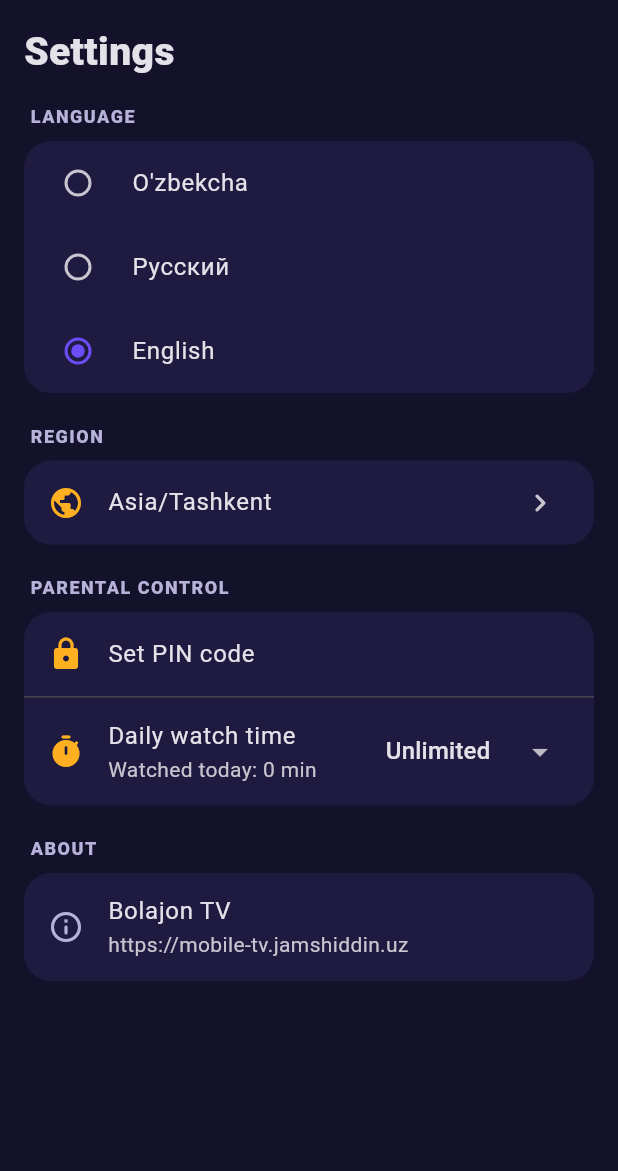
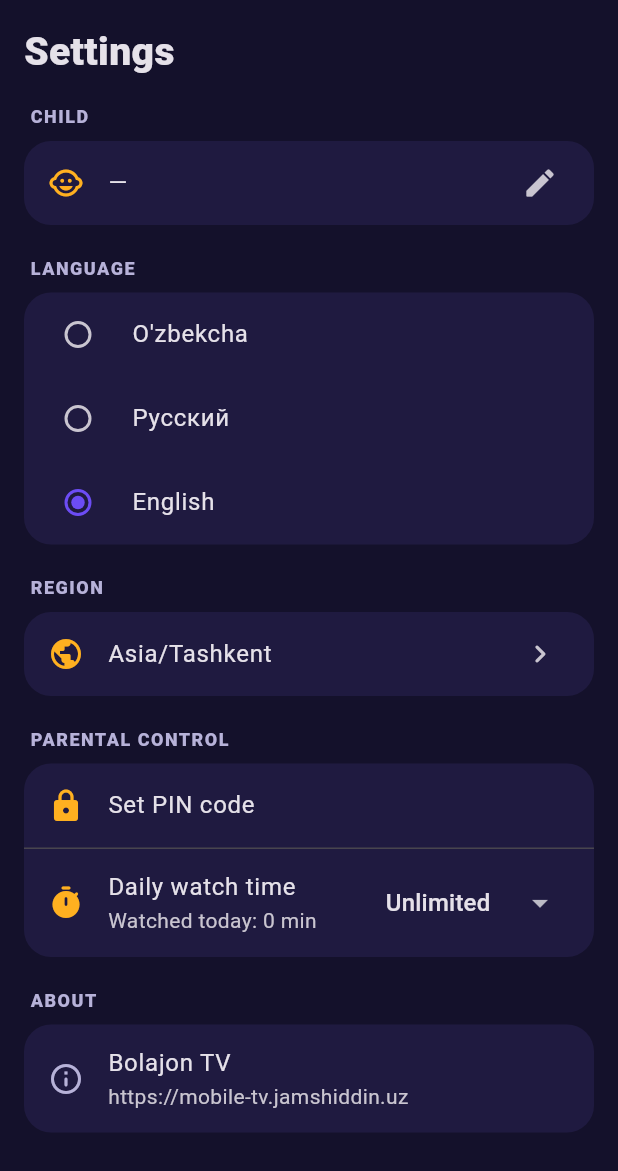
Before and after one commit to jama050690/Mobile_tv_kids, a Flutter app: the SettingsScreen widget shown alone on an empty page, opened directly, after a tap on "Русский", after a tap on "English", on a phone screen of 412 x 824 dp. Shown: the top 1171 px of the screen. Run offline on Flutter 3.47's test engine with Material 3 defaults, Android fonts, the phone set to English and light mode, and no system bars; our stand-ins replace flutter_timezone, shared_preferences, video_player, wakelock_plus; accounts and stored records are empty; network calls fail.

Commit message:
Loyihani miobile qismi boshlandi!!!

```diff
--- a/mobile/lib/main.dart
+++ b/mobile/lib/main.dart
@@ -93,7 +93,12 @@ class _KidsTvAppState extends State<KidsTvApp> with WidgetsBindingObserver {
       title: settings.s.t('appName'),
       debugShowCheckedModeBanner: false,
       theme: AppTheme.dark,
-      home: settings.onboarded ? const HomeShell() : const OnboardingScreen(),
+      // TV'ga kirishdan oldin: onboarding -> bolajon ismi/yoshi -> efir
+      home: !settings.onboarded
+          ? const OnboardingScreen()
+          : !settings.hasChild
+              ? const ChildSetupScreen()
+              : const HomeShell(),
     );
   }
 }
--- a/mobile/lib/screens/settings_screen.dart
+++ b/mobile/lib/screens/settings_screen.dart
@@ -5,6 +5,7 @@ import '../config.dart';
 import '../l10n/strings.dart';
 import '../state/settings_store.dart';
 import '../theme.dart';
+import '../widgets/child_form.dart';
 import '../widgets/pin_dialog.dart';
 import 'onboarding_screen.dart';
 
@@ -24,6 +25,36 @@ class SettingsScreen extends StatelessWidget {
       child: ListView(padding: const EdgeInsets.all(16), children: [
         Text(s.t('settings'), style: const TextStyle(fontSize: 26, fontWeight: FontWeight.w900)),
         const SizedBox(height: 16),
+
+        // ---------------- Bolajon ----------------
+        _section(s.t('child')),
+        Card(
+          child: ListTile(
+            leading: const Icon(Icons.child_care_rounded, color: AppTheme.accent),
+            title: Text(st.childName.isEmpty ? '—' : st.childName),
+            subtitle: st.childAge != null ? Text(s.f('ageYears', {'n': st.childAge!})) : null,
+            trailing: const Icon(Icons.edit_rounded),
+            onTap: () => showModalBottomSheet<void>(
+              context: context,
+              isScrollControlled: true,
+              builder: (ctx) => Padding(
+                // Klaviatura ochilganda forma yopilib qolmasin
+                padding: EdgeInsets.fromLTRB(24, 24, 24, 24 + MediaQuery.of(ctx).viewInsets.bottom),
+                child: ChildForm(
+                  s: s,
+                  buttonLabel: s.t('save'),
+                  initialName: st.childName,
+                  initialAge: st.childAge,
+                  onSubmit: (name, age) async {
+                    await st.setChild(name: name, age: age);
+                    if (ctx.mounted) Navigator.pop(ctx);
+                  },
+                ),
+              ),
+            ),
+          ),
+        ),
+        const SizedBox(height: 20),
 
         // ---------------- Til ----------------
         _section(s.t('language')),
```
Also changed, not shown: mobile/lib/screens/onboarding_screen.dart (+69 -4 lines), mobile/lib/widgets/live_player.dart (+20 -9 lines).
